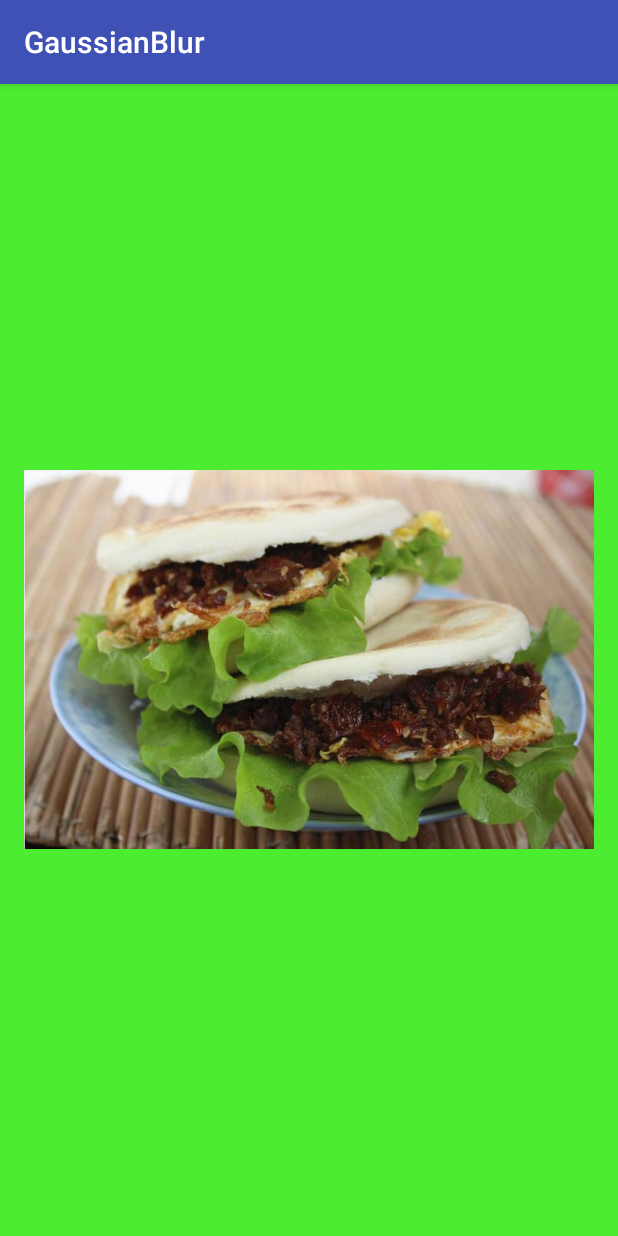
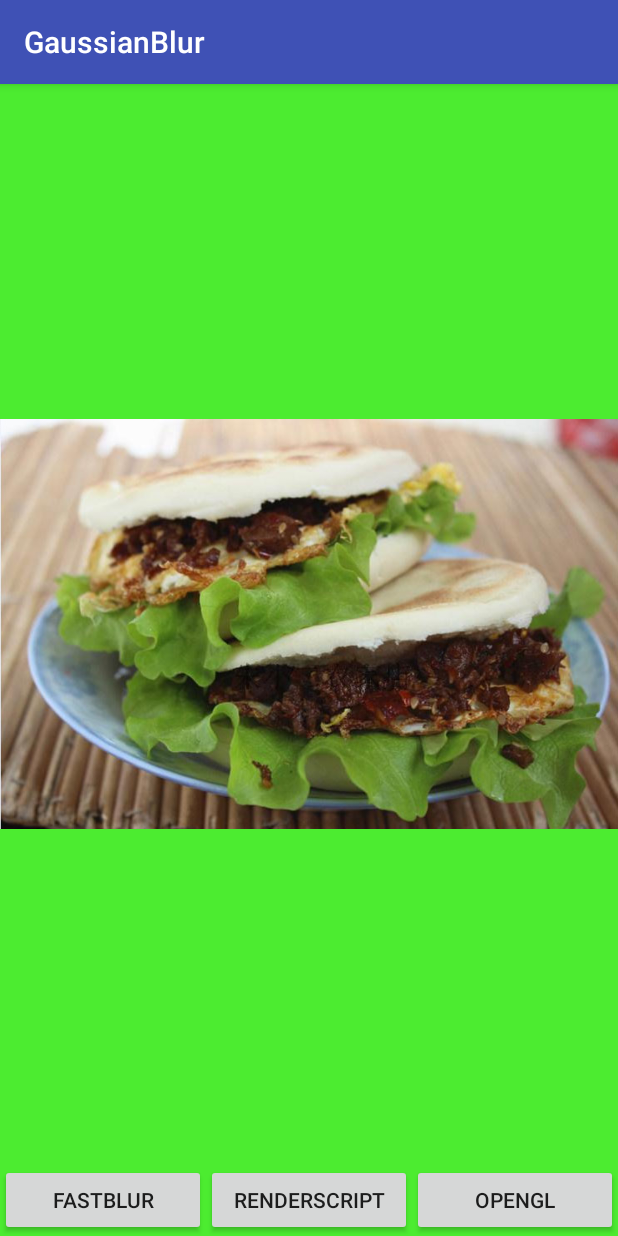
Before and after one commit to 1030310877/GaussianBlur, an Android app: the screen it shows after launch (MainActivity), on a phone screen of 412 x 824 dp. Run offline under Robolectric (Android 15) with nearby library versions, the phone set to English and light mode, and no system bars.

Commit message:
添加renderscript实现高斯模糊

```diff
--- a/app/src/main/res/layout/activity_main.xml
+++ b/app/src/main/res/layout/activity_main.xml
@@ -1,18 +1,43 @@
 <?xml version="1.0" encoding="utf-8"?>
-<RelativeLayout xmlns:android="http://schemas.android.com/apk/res/android"
+<LinearLayout xmlns:android="http://schemas.android.com/apk/res/android"
     xmlns:tools="http://schemas.android.com/tools"
     android:layout_width="match_parent"
     android:layout_height="match_parent"
     android:background="#4cec30"
-    android:paddingBottom="@dimen/activity_vertical_margin"
-    android:paddingLeft="@dimen/activity_horizontal_margin"
-    android:paddingRight="@dimen/activity_horizontal_margin"
-    android:paddingTop="@dimen/activity_vertical_margin"
+    android:orientation="vertical"
     tools:context="joe.com.gaussianblur.MainActivity">
 
     <ImageView
         android:id="@+id/img"
-        android:layout_width="wrap_content"
+        android:layout_width="match_parent"
+        android:layout_height="0dp"
+        android:layout_weight="1"
+        android:src="@drawable/bp" />
+
+    <LinearLayout
+        android:layout_width="match_parent"
         android:layout_height="wrap_content"
-        android:layout_centerInParent="true" />
-</RelativeLayout>
+        android:orientation="horizontal">
+
+        <Button
+            android:id="@+id/btn_fastBlur"
+            android:layout_width="0dp"
+            android:layout_height="wrap_content"
+            android:layout_weight="1"
+            android:text="fastblur" />
+
+        <Button
+            android:id="@+id/btn_renderscript"
+            android:layout_width="0dp"
+            android:layout_height="wrap_content"
+            android:layout_weight="1"
+            android:text="renderscript" />
+
+        <Button
+            android:id="@+id/btn_openGl"
+            android:layout_width="0dp"
+            android:layout_height="wrap_content"
+            android:layout_weight="1"
+            android:text="openGl" />
+    </LinearLayout>
+</LinearLayout>
--- a/blurlibrary/build.gradle
+++ b/blurlibrary/build.gradle
@@ -8,6 +8,8 @@ android {
         targetSdkVersion 23
         versionCode 1
         versionName "1.0"
+        renderscriptTargetApi 23
+        renderscriptSupportModeEnabled true
         ndk {
             moduleName "blurcore"          //生成的so名字
             ldLibs "log", "jnigraphics"//实现__android_log_print
@@ -24,4 +26,5 @@ android {
 }
 
 dependencies {
+    compile files('libs/renderscript-v8.jar')
 }
```
Also changed, not shown: app/src/main/java/joe/com/gaussianblur/MainActivity.java (+39 -3 lines), blurlibrary/src/main/java/joe/com/blurlibrary/BlurCore.java (+34 -0 lines), blurlibrary/libs/renderscript-v8.jar (added), 2 other files.
